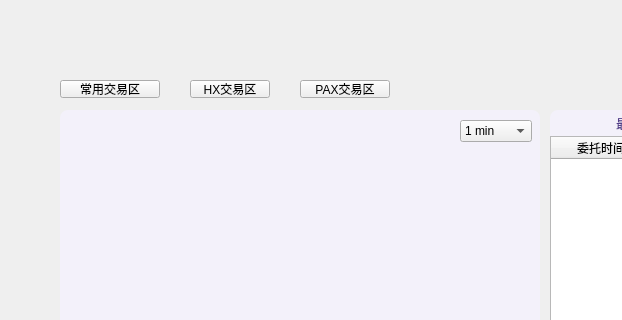
HcashOrg/hx-indicator, file LNKWallet/exchange/KLineWidget.ui: the form before one commit; both pictures show x 0 to 622 and y 0 to 320 of the 770 by 510 pixel window.
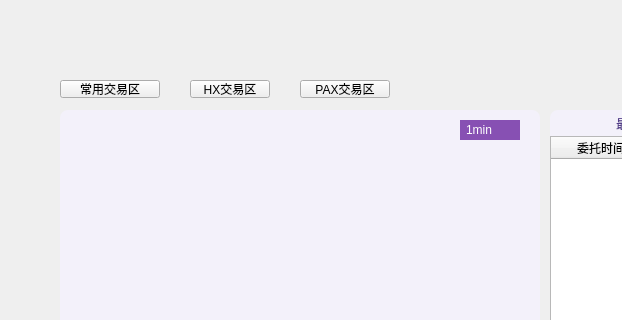
The form after the commit. Icons and pictures are not drawn.

Diff of the .ui file:
```diff
--- a/LNKWallet/exchange/KLineWidget.ui
+++ b/LNKWallet/exchange/KLineWidget.ui
@@ -85,13 +85,25 @@
     <rect>
      <x>460</x>
      <y>120</y>
-     <width>72</width>
-     <height>22</height>
+     <width>60</width>
+     <height>20</height>
     </rect>
    </property>
+   <property name="styleSheet">
+    <string notr="true">QComboBox{background-color:rgb(135,80,179);border:none;color: white;padding-left: 6px;font: 12px &quot;Microsoft YaHei UI Light&quot;;border-top-left-radius:0px;border-bottom-left-radius:0px;border-top-right-radius:0px;border-bottom-right-radius:0px;}
+QComboBox::drop-down {background:rgb(135,80,179);border:none;}
+QComboBox::down-arrow {image: url(:/ui/wallet_ui/downArrow.png);}
+QComboBox QAbstractItemView {outline: 0px;}
+QComboBox QAbstractItemView{ color:rgb(83,61,138);selection-color: white;background-color: rgb(243,241,250);selection-background-color: rgb(164,77,179);}
+
+</string>
+   </property>
+   <property name="currentIndex">
+    <number>0</number>
+   </property>
    <item>
     <property name="text">
-     <string>1 min</string>
+     <string>1min</string>
     </property>
    </item>
    <item>
@@ -161,8 +173,8 @@
    <widget class="QLabel" name="priceLabel">
     <property name="geometry">
      <rect>
-      <x>10</x>
-      <y>10</y>
+      <x>14</x>
+      <y>12</y>
       <width>90</width>
       <height>20</height>
      </rect>
@@ -181,9 +193,9 @@
    <widget class="QLabel" name="infoLabel">
     <property name="geometry">
      <rect>
-      <x>100</x>
+      <x>104</x>
       <y>10</y>
-      <width>300</width>
+      <width>250</width>
       <height>20</height>
      </rect>
     </property>
```
Left out of the diff: 27 changed lines with no effect on the pictures.
